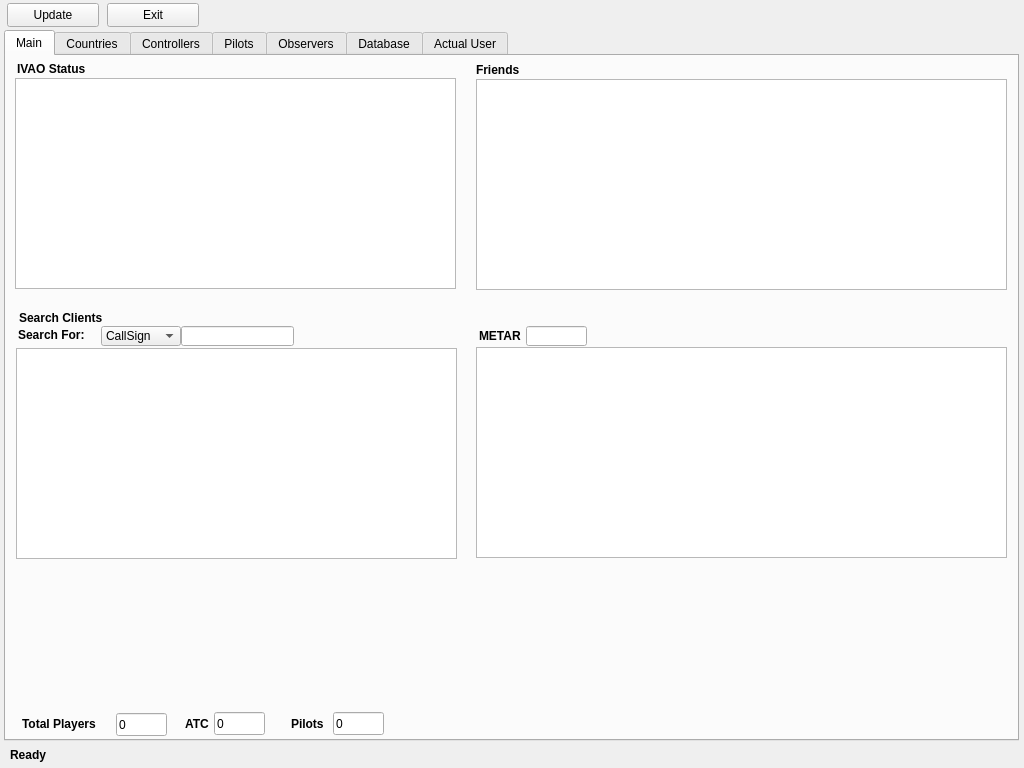
This is QtUI/MainWindow_UI.ui in emper0r/IVAO-status as Qt 5 draws it before an edit. The edited form follows.
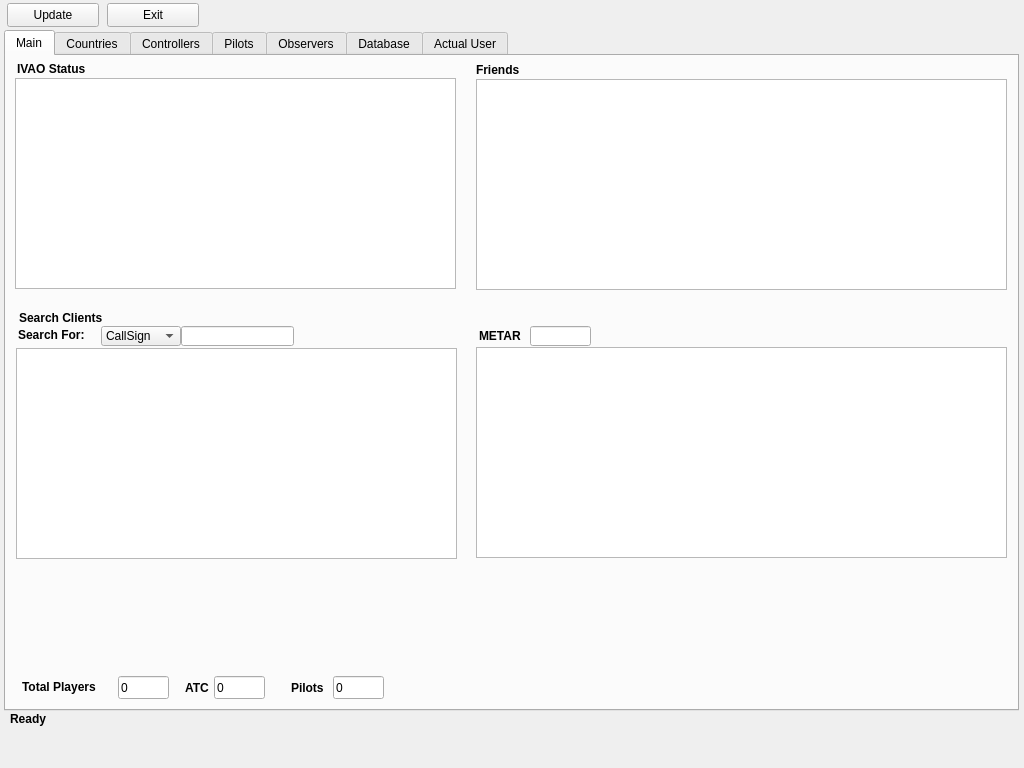
This is the edited form.

Commit message:
* Fixed many Widget of UI to keep aspect ratio into screen
	+ Added more info into README

```diff
--- a/QtUI/MainWindow_UI.ui
+++ b/QtUI/MainWindow_UI.ui
@@ -32,7 +32,7 @@
       <x>4</x>
       <y>30</y>
       <width>1015</width>
-      <height>711</height>
+      <height>681</height>
      </rect>
     </property>
     <property name="cursor">
@@ -51,8 +51,8 @@
       </property>
       <property name="geometry">
        <rect>
-        <x>110</x>
-        <y>657</y>
+        <x>112</x>
+        <y>620</y>
         <width>51</width>
         <height>23</height>
        </rect>
@@ -71,7 +71,7 @@
       <property name="geometry">
        <rect>
         <x>208</x>
-        <y>656</y>
+        <y>620</y>
         <width>51</width>
         <height>23</height>
        </rect>
@@ -90,7 +90,7 @@
       <property name="geometry">
        <rect>
         <x>327</x>
-        <y>656</y>
+        <y>620</y>
         <width>51</width>
         <height>23</height>
        </rect>
@@ -106,8 +106,8 @@
       <property name="geometry">
        <rect>
         <x>16</x>
-        <y>658</y>
-        <width>91</width>
+        <y>621</y>
+        <width>101</width>
         <height>20</height>
        </rect>
       </property>
@@ -125,7 +125,7 @@
       <property name="geometry">
        <rect>
         <x>179</x>
-        <y>658</y>
+        <y>622</y>
         <width>31</width>
         <height>20</height>
        </rect>
@@ -144,7 +144,7 @@
       <property name="geometry">
        <rect>
         <x>285</x>
-        <y>658</y>
+        <y>622</y>
         <width>41</width>
         <height>20</height>
        </rect>
@@ -203,7 +203,7 @@
        <rect>
         <x>470</x>
         <y>6</y>
-        <width>51</width>
+        <width>61</width>
         <height>16</height>
        </rect>
       </property>
@@ -222,7 +222,7 @@
        <rect>
         <x>13</x>
         <y>254</y>
-        <width>101</width>
+        <width>111</width>
         <height>16</height>
        </rect>
       </property>
@@ -332,7 +332,7 @@
      <widget class="QLineEdit" name="METAREdit">
       <property name="geometry">
        <rect>
-        <x>520</x>
+        <x>524</x>
         <y>270</y>
         <width>61</width>
         <height>20</height>
@@ -684,7 +684,7 @@
     <property name="geometry">
      <rect>
       <x>10</x>
-      <y>747</y>
+      <y>711</y>
       <width>101</width>
       <height>16</height>
      </rect>
```
Left out of the diff: 54 changed lines with no effect on the pictures. The commit also changes 3 other files.
